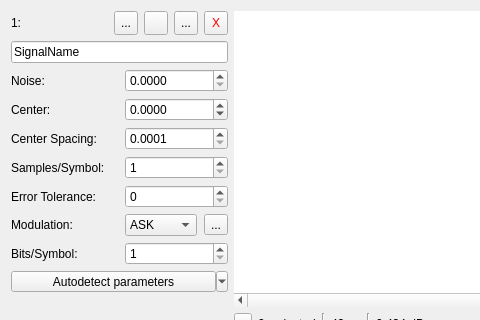
jopohl/urh, file data/ui/signal_frame.ui: the form before one commit; both pictures show x 0 to 480 and y 0 to 320 of the 1057 by 652 pixel window.
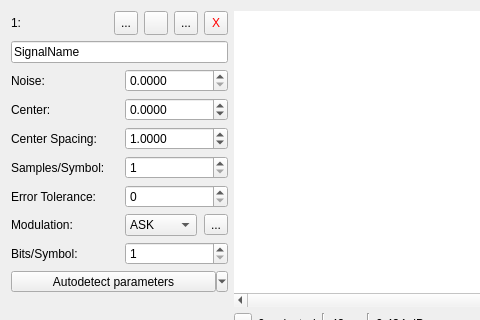
The form after the commit. Icons and pictures are not drawn. Custom widgets are drawn as their Qt base class.

```diff
--- a/data/ui/signal_frame.ui
+++ b/data/ui/signal_frame.ui
@@ -455,11 +455,14 @@
         <double>0.000100000000000</double>
        </property>
        <property name="maximum">
-        <double>1.000000000000000</double>
+        <double>5.000000000000000</double>
        </property>
        <property name="singleStep">
         <double>0.000100000000000</double>
        </property>
+       <property name="value">
+        <double>1.000000000000000</double>
+       </property>
       </widget>
      </item>
      <item row="1" column="0" colspan="2">
```
